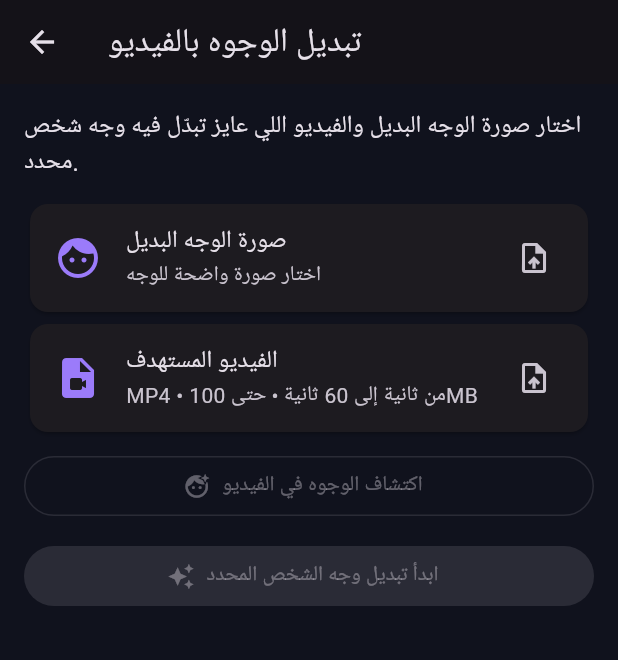
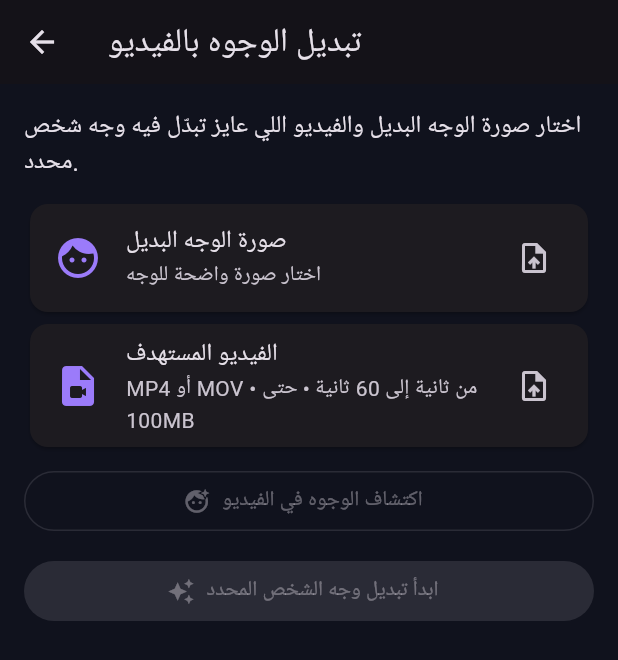
Before and after one commit to esame4619-coder/Face-AI, a Flutter app: the VideoFaceSwapStudio screen opened directly, on a phone screen of 412 x 824 dp. Shown: the top 660 px of the screen. Run offline on Flutter 3.47's test engine with Material 3 defaults, Android fonts, the phone set to English and light mode, and no system bars; our stand-ins replace file_picker, image_picker, shared_preferences, video_player; accounts and stored records are empty.

Commit message:
Show supported MP4 and MOV formats in video picker

```diff
--- a/lib/main.dart
+++ b/lib/main.dart
@@ -677,7 +677,7 @@ class _VideoFaceSwapStudioState extends State<VideoFaceSwapStudio> {
         const Text('اختار صورة الوجه البديل والفيديو اللي عايز تبدّل فيه وجه شخص محدد.', style: TextStyle(fontSize: 16)),
         const SizedBox(height: 12),
         selectionCard('صورة الوجه البديل', 'اختار صورة واضحة للوجه', Icons.face, chooseFace, filename: sourceFace?.path.split('/').last),
-        selectionCard('الفيديو المستهدف', 'MP4 • من ثانية إلى 60 ثانية • حتى 100MB', Icons.video_file, chooseVideo, filename: targetVideo?.path.split('/').last),
+        selectionCard('الفيديو المستهدف', 'MP4 أو MOV • من ثانية إلى 60 ثانية • حتى 100MB', Icons.video_file, chooseVideo, filename: targetVideo?.path.split('/').last),
         const SizedBox(height: 8),
         OutlinedButton.icon(
           onPressed: targetVideo != null && !detecting && !processing ? detectFaces : null,
```
